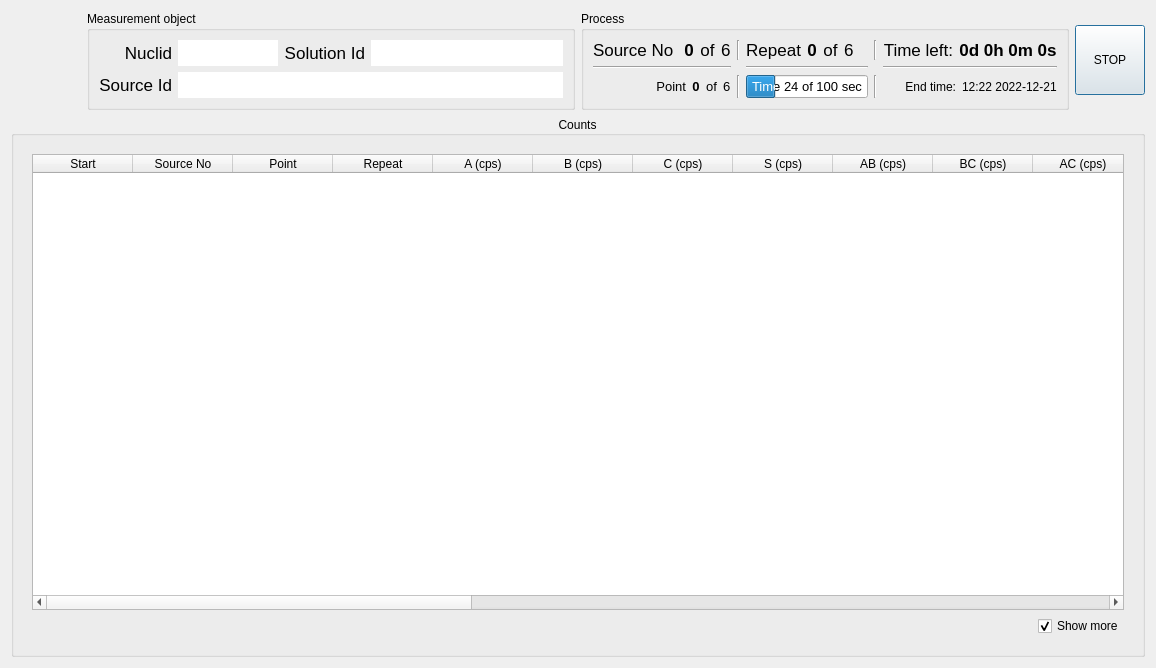
Qt form TripleReg/dialogmeasurementprocess.ui (ziemastz/SL) before a commit.
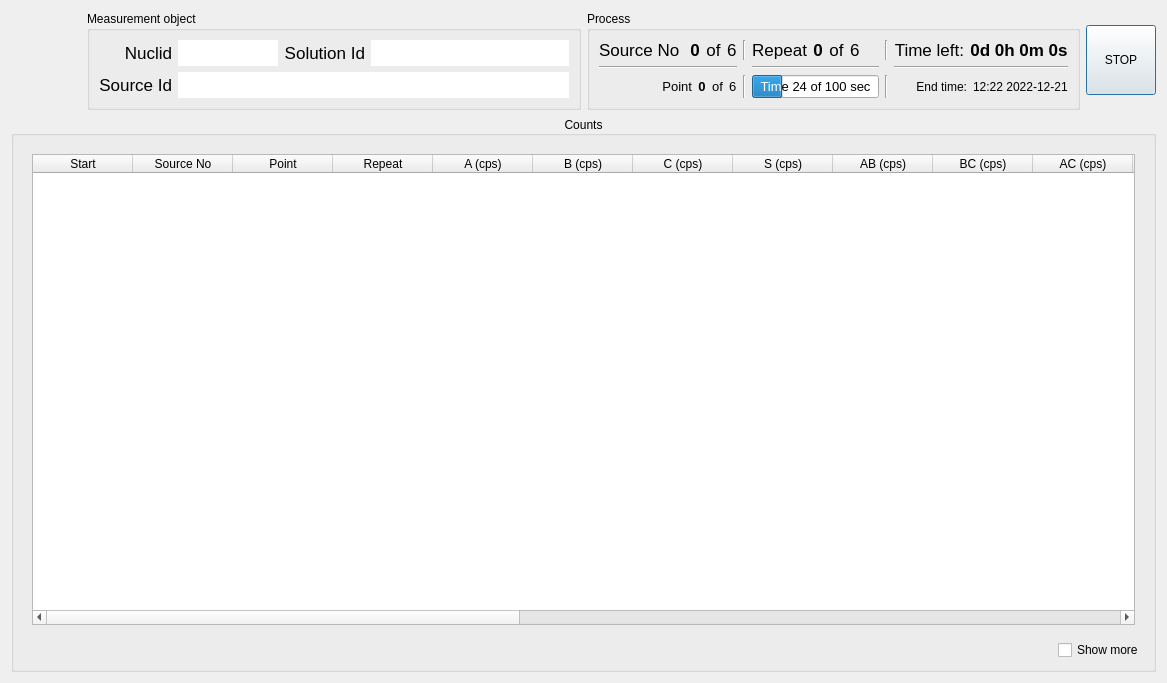
The same form after that commit. The open tabs and pages were chosen to show the change. Icons and pictures are not drawn.

```diff
--- a/TripleReg/dialogmeasurementprocess.ui
+++ b/TripleReg/dialogmeasurementprocess.ui
@@ -6,8 +6,8 @@
    <rect>
     <x>0</x>
     <y>0</y>
-    <width>1156</width>
-    <height>668</height>
+    <width>1167</width>
+    <height>683</height>
    </rect>
   </property>
   <property name="windowTitle">
@@ -586,7 +586,7 @@
       <set>Qt::AlignCenter</set>
      </property>
      <layout class="QGridLayout" name="gridLayout_5">
-      <item row="1" column="0" colspan="2">
+      <item row="0" column="0" colspan="2">
        <widget class="QStackedWidget" name="stackedWidget">
         <property name="currentIndex">
          <number>1</number>
@@ -803,39 +803,33 @@
             </column>
            </widget>
           </item>
-          <item row="1" column="0">
-           <spacer name="horizontalSpacer_2">
-            <property name="orientation">
-             <enum>Qt::Horizontal</enum>
-            </property>
-            <property name="sizeHint" stdset="0">
-             <size>
-              <width>1015</width>
-              <height>20</height>
-             </size>
-            </property>
-           </spacer>
-          </item>
-          <item row="1" column="1">
-           <widget class="QCheckBox" name="showMore2_checkBox">
-            <property name="text">
-             <string>Show more</string>
-            </property>
-            <property name="checked">
-             <bool>true</bool>
-            </property>
-            <property name="autoExclusive">
-             <bool>true</bool>
-            </property>
-            <property name="tristate">
-             <bool>false</bool>
-            </property>
-           </widget>
-          </item>
          </layout>
         </widget>
        </widget>
       </item>
+      <item row="1" column="0">
+       <spacer name="horizontalSpacer">
+        <property name="orientation">
+         <enum>Qt::Horizontal</enum>
+        </property>
+        <property name="sizeHint" stdset="0">
+         <size>
+          <width>1044</width>
+          <height>17</height>
+         </size>
+        </property>
+       </spacer>
+      </item>
+      <item row="1" column="1">
+       <widget class="QCheckBox" name="showMore_checkBox">
+        <property name="text">
+         <string>Show more</string>
+        </property>
+        <property name="autoExclusive">
+         <bool>true</bool>
+        </property>
+       </widget>
+      </item>
      </layout>
     </widget>
    </item>
```
Left out of the diff: 335 changed lines with no effect on the pictures.
